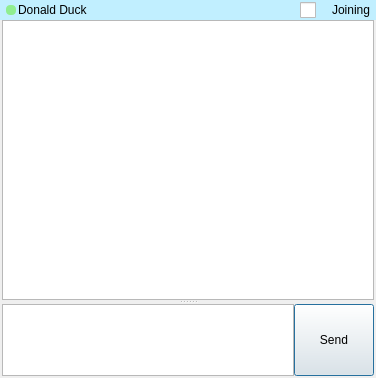
Old version of the form examples/qt/chat.ui in the repository meganz/MEGAchat.
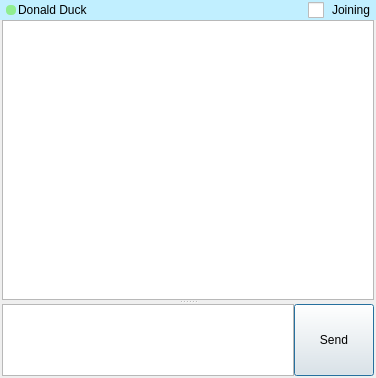
New version of the form. Icons and pictures are not drawn. Custom widgets are drawn as their Qt base class.

Diff of the .ui file:
```diff
--- a/examples/qt/chat.ui
+++ b/examples/qt/chat.ui
@@ -224,10 +224,16 @@
           </spacer>
          </item>
          <item>
-          <widget class="QCheckBox" name="videoGuiChk">
+          <widget class="QCheckBox" name="mCallGuiChk">
+           <property name="sizePolicy">
+            <sizepolicy hsizetype="MinimumExpanding" vsizetype="Fixed">
+             <horstretch>0</horstretch>
+             <verstretch>0</verstretch>
+            </sizepolicy>
+           </property>
            <property name="minimumSize">
             <size>
-             <width>0</width>
+             <width>18</width>
              <height>16</height>
             </size>
            </property>
@@ -254,7 +260,7 @@
 }</string>
            </property>
            <property name="text">
-            <string>  </string>
+            <string/>
            </property>
            <property name="checkable">
             <bool>true</bool>
```
